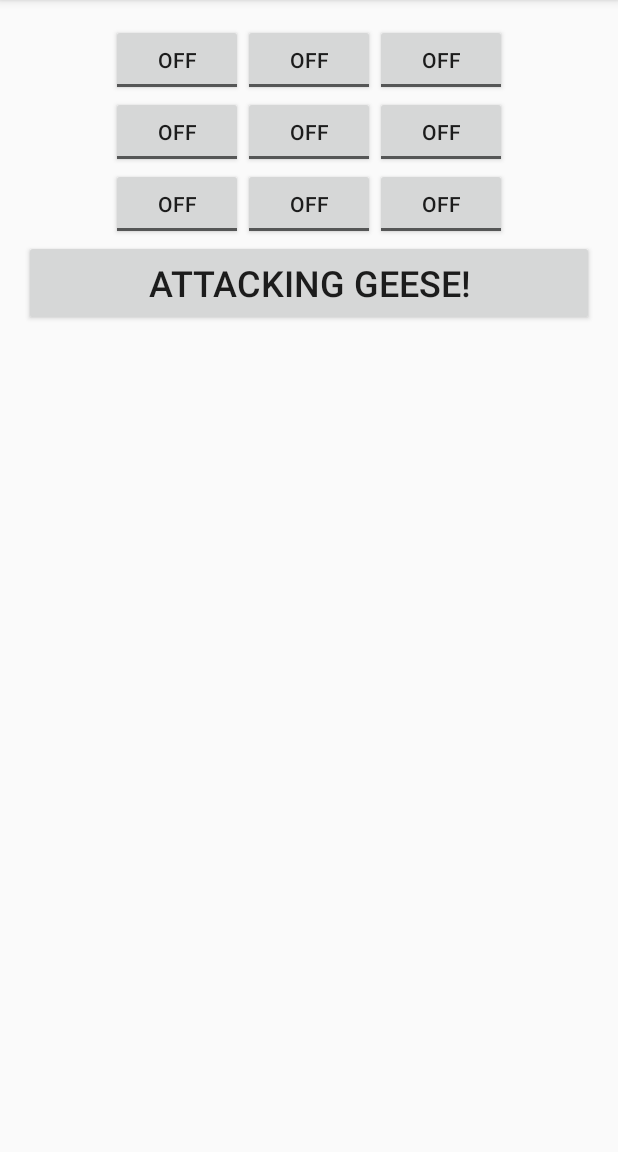
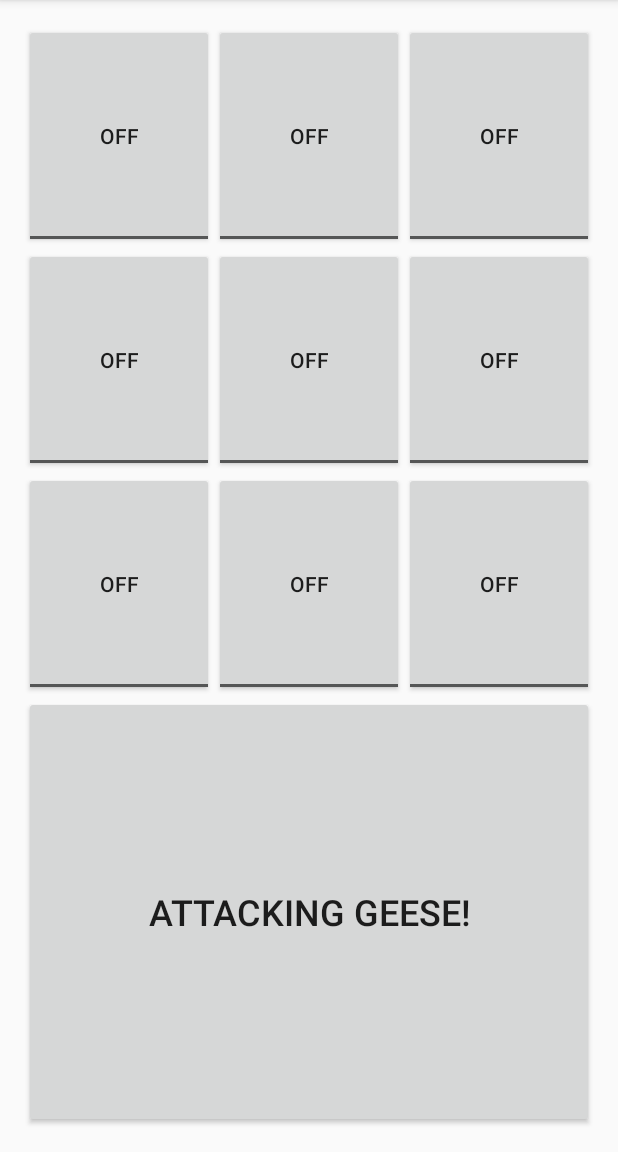
Before and after one commit to omnivaliant/LocalHax, an Android app: the screen it shows after launch (MainActivity), on a phone screen of 412 x 824 dp, the part 84-1236 px from its top. Run offline under Robolectric (Android 15) with nearby library versions, the phone set to English and light mode, and no system bars.

Commit message:
Layout done

```diff
--- a/LocalHax/app/src/main/java/com/wenbinzhao/localhax/MainActivity.java
+++ b/LocalHax/app/src/main/java/com/wenbinzhao/localhax/MainActivity.java
@@ -2,6 +2,7 @@ package com.wenbinzhao.localhax;
 
 import android.support.v7.app.AppCompatActivity;
 import android.os.Bundle;
+import android.widget.ToggleButton;
 
 public class MainActivity extends AppCompatActivity {
 
@@ -10,4 +11,5 @@ public class MainActivity extends AppCompatActivity {
         super.onCreate(savedInstanceState);
         setContentView(R.layout.activity_main);
     }
+
 }
--- a/LocalHax/app/src/main/res/layout/activity_main.xml
+++ b/LocalHax/app/src/main/res/layout/activity_main.xml
@@ -12,73 +12,57 @@
     tools:context="com.wenbinzhao.localhax.MainActivity"
     android:weightSum="1">
 
-    <GridLayout
-        android:layout_width="wrap_content"
-        android:layout_height="wrap_content"
-        android:layout_gravity="center">
+    <TableLayout
+        android:layout_width="fill_parent"
+        android:layout_height="fill_parent"
+        android:stretchColumns="*">
 
-        <ToggleButton
-            android:text="ToggleButton"
-            android:layout_height="wrap_content"
-            android:id="@+id/toggleButton6"/>
+        <TableRow android:layout_weight=".3">
+            <ToggleButton android:id="@+id/b00"
+                android:layout_height="fill_parent"/>                />
+            <ToggleButton android:id="@+id/b01"
+                android:layout_height="fill_parent"/>
+            <ToggleButton android:id="@+id/b02"
+                android:layout_height="fill_parent"/>
+        </TableRow>
 
-        <ToggleButton
-            android:text="ToggleButton"
-            android:layout_height="wrap_content"
-            android:id="@+id/toggleButton10"/>
+        <TableRow android:layout_weight=".3">
+            <ToggleButton android:id="@+id/b10"
+                android:layout_height="fill_parent"/>
+            <ToggleButton android:id="@+id/b11"
+                android:layout_height="fill_parent"/>
+            <ToggleButton android:id="@+id/b12"
+                android:layout_height="fill_parent"/>
+        </TableRow>
 
-        <ToggleButton
-            android:text="ToggleButton"
-            android:layout_height="wrap_content"
-            android:id="@+id/toggleButton12"/>
+        <TableRow android:layout_weight=".3">
 
-        <ToggleButton
-            android:text="ToggleButton"
-            android:layout_height="wrap_content"
-            android:id="@+id/toggleButton2"
-            android:layout_row="1"
-            android:layout_column="0"/>
+            <ToggleButton android:id="@+id/b20"
+                android:layout_height="fill_parent"/>
 
-        <ToggleButton
-            android:text="ToggleButton"
-            android:layout_height="wrap_content"
-            android:id="@+id/toggleButton3"
-            android:layout_row="1"
-            android:layout_column="1"/>
+            <ToggleButton android:id="@+id/b21"
+                android:layout_height="fill_parent"/>
+            <ToggleButton android:id="@+id/b22"
+                android:layout_height="fill_parent"/>
+        </TableRow>
 
-        <ToggleButton
-            android:text="ToggleButton"
-            android:layout_height="wrap_content"
-            android:id="@+id/toggleButton11"
-            android:layout_row="2"
-            android:layout_column="0"/>
+        <Button
+            android:text="Attacking Geese!"
+            android:textSize="24dp"
+            android:layout_width="match_parent"
+            android:gravity="center"
+            android:layout_height="57dp"
+            android:id="@+id/button"
+            android:elevation="0dp"
+            android:layout_weight="0.68" />
 
-        <ToggleButton
-            android:text="ToggleButton"
-            android:layout_height="wrap_content"
-            android:id="@+id/toggleButton8"
-            android:layout_row="2"
-            android:layout_column="1"/>
-
-        <ToggleButton
-            android:text="ToggleButton"
-            android:layout_height="wrap_content"
-            android:id="@+id/toggleButton5"
-            android:layout_row="2"
-            android:layout_column="2"/>
-
-        <ToggleButton
-            android:text="ToggleButton"
-            android:layout_height="wrap_content"
-            android:id="@+id/toggleButton4"
-            android:layout_row="1"
-            android:layout_column="2"/>
-    </GridLayout>
+    </TableLayout>
 
     <Button
         android:text="Attacking Geese!"
         android:textSize="24dp"
         android:layout_width="match_parent"
+        android:gravity="center"
         android:layout_height="57dp"
         android:id="@+id/button"
         android:elevation="0dp" />
```
